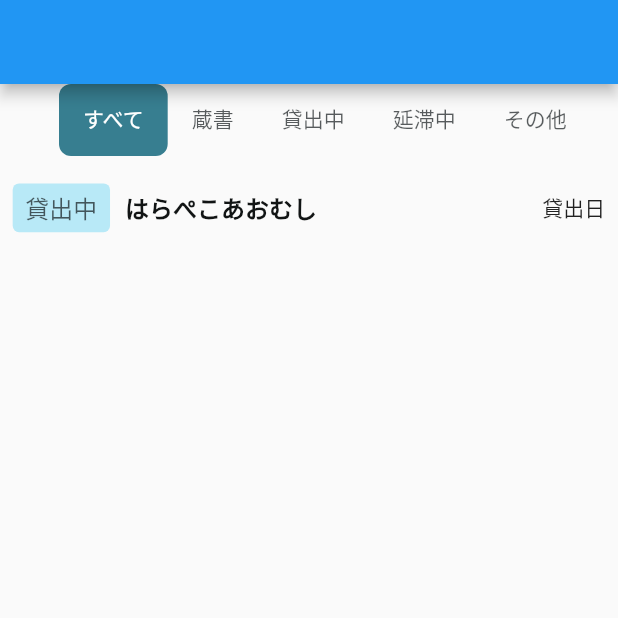
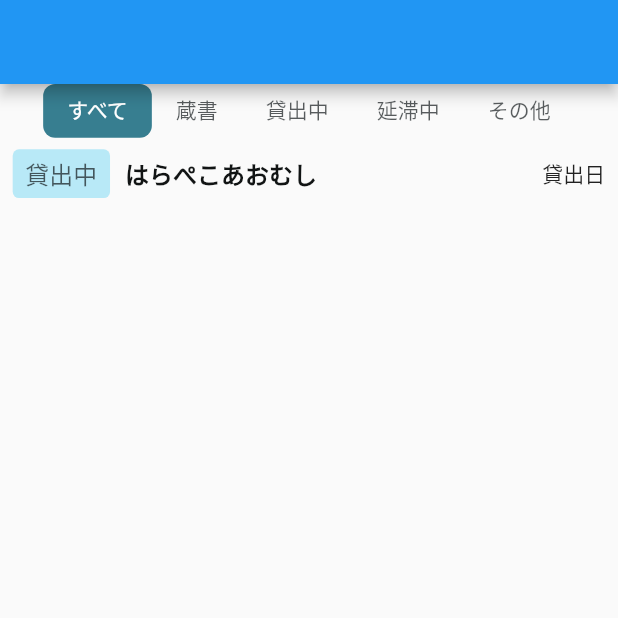
Before and after one commit to Issei-Hiramatsu/my_book_library, a Flutter app: the screen it shows after launch, on a phone screen of 412 x 824 dp, the top half of it. Run offline on Flutter 3.47's test engine with Material 2 defaults, Android fonts, the light colour scheme and no system bars; our stand-ins replace flutter_hooks, flutter_riverpod, flutter_screenutil, freezed_annotation, hooks_riverpod.

Commit message:
fix: sharedTabBar

```diff
--- a/lib/component/local/book_management/book_management.dart
+++ b/lib/component/local/book_management/book_management.dart
@@ -1,6 +1,7 @@
 import 'package:flutter/material.dart';
 import 'package:flutter_hooks/flutter_hooks.dart';
 import 'package:hooks_riverpod/hooks_riverpod.dart';
+import 'package:my_book_library/importer.dart';
 
 import '../../shared/single/custom_tab/custom_tab.dart';
 import 'elements/all_book_status_list/all_book_status_list.dart';
@@ -16,12 +17,12 @@ class BookManagement extends HookConsumerWidget {
         children: [
           SharedCustomTab(
             controller: bookManagementTabController,
-            tabs: const [
-              Tab(text: 'すべて'),
-              Tab(text: '蔵書'),
-              Tab(text: '貸出中'),
-              Tab(text: '延滞中'),
-              Tab(text: 'その他'),
+            tabs: [
+              Tab(text: 'すべて', height: 32.sp),
+              Tab(text: '蔵書', height: 32.sp),
+              Tab(text: '貸出中', height: 32.sp),
+              Tab(text: '延滞中', height: 32.sp),
+              Tab(text: 'その他', height: 32.sp),
             ],
           ),
           Expanded(
--- a/lib/component/local/book_management/elements/book_document_tile/book_document_tile.dart
+++ b/lib/component/local/book_management/elements/book_document_tile/book_document_tile.dart
@@ -31,7 +31,7 @@ class BookDocumentTile extends HookConsumerWidget {
                       style: TextButton.styleFrom(
                           padding: const EdgeInsets.all(0)),
                       onPressed: () {},
-                      //対応した値になるように調整する
+                      //TODO: 対応した値になるように調整する
                       child: const CheckedOutStatus()),
                   const SizedBox(width: 10),
                   Expanded(
--- a/lib/component/shared/single/custom_tab/custom_tab.dart
+++ b/lib/component/shared/single/custom_tab/custom_tab.dart
@@ -9,9 +9,7 @@ class SharedCustomTab extends StatelessWidget {
   final List<Widget> tabs;
   @override
   Widget build(BuildContext context) {
-    return Padding(
-      padding: EdgeInsets.only(left: 20.sp, bottom: 10.sp),
-      child: TabBar(
+    return TabBar(
       controller: controller,
       indicator: BoxDecoration(
         borderRadius: BorderRadius.circular(8),
@@ -21,7 +19,6 @@ class SharedCustomTab extends StatelessWidget {
       labelColor: white,
       unselectedLabelColor: midEmphasis,
       tabs: tabs,
-      ),
     );
   }
 }
```
Lines whose indentation alone changed are shown as unchanged.
